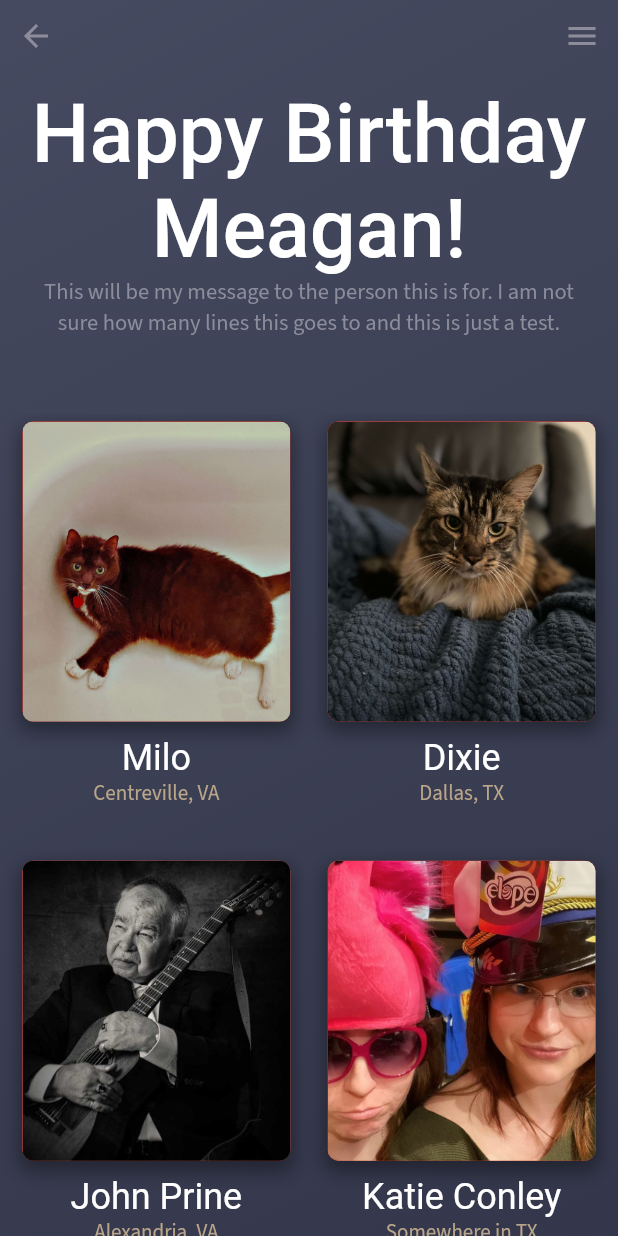
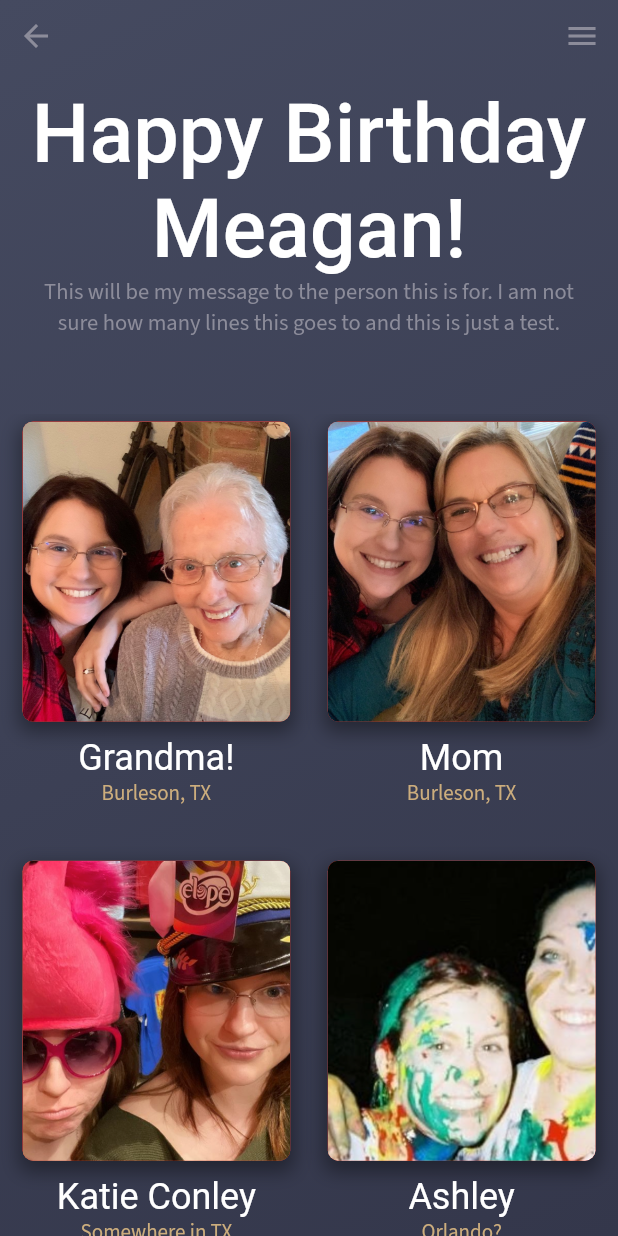
Before and after one commit to jmechristian/meaganbday, a Flutter app: the screen it shows after launch, on a phone screen of 412 x 824 dp. Run offline on Flutter 3.47's test engine with Material 2 defaults, Android fonts, the phone set to English and light mode, and no system bars; our stand-ins replace google_fonts, video_player; Roboto replaces fonts that are missing (Tinos).

Commit message:
adding video

```diff
--- a/lib/models/person.dart
+++ b/lib/models/person.dart
@@ -15,25 +15,25 @@ class Person {
 
 var people = [
   Person(
-      personLocation: 'Centreville, VA',
-      personName: 'Milo',
-      personPic: 'assets/milo.jpeg',
-      personVideo: 'assets/neices.mp4'),
+      personLocation: 'Burleson, TX',
+      personName: 'Grandma!',
+      personPic: 'assets/grandma.JPG',
+      personVideo: 'assets/grandma.mp4'),
   Person(
-      personLocation: 'Dallas, TX',
-      personName: 'Dixie',
-      personPic: 'assets/dixie.jpg',
-      personVideo: 'assets/neices.mp4'),
-  Person(
-      personLocation: 'Alexandria, VA',
-      personName: 'John Prine',
-      personPic: 'assets/prine.JPG',
-      personVideo: 'assets/neices.mp4'),
+      personLocation: 'Burleson, TX',
+      personName: 'Mom',
+      personPic: 'assets/mom.JPG',
+      personVideo: 'assets/mom.mp4'),
   Person(
       personLocation: 'Somewhere in TX',
       personName: 'Katie Conley',
       personPic: 'assets/katie.png',
       personVideo: 'assets/katie.mp4'),
+  Person(
+      personLocation: 'Orlando?',
+      personName: 'Ashley',
+      personPic: 'assets/ashley.png',
+      personVideo: 'assets/ashley.mp4'),
   Person(
     personLocation: 'Burleson, TX',
     personName: 'Ella and Emery',
--- a/lib/screens/home_screen.dart
+++ b/lib/screens/home_screen.dart
@@ -80,7 +80,7 @@ class _HomeScreenState extends State<HomeScreen> {
               padding: EdgeInsets.only(
                 bottom: 40,
               ),
-              height: MediaQuery.of(context).size.height - 200,
+              height: MediaQuery.of(context).size.height - 220,
               child: PersonGrid(),
             ),
           ],
--- a/lib/widgets/person_grid.dart
+++ b/lib/widgets/person_grid.dart
@@ -59,7 +59,7 @@ class PersonGrid extends StatelessWidget {
                 person[i].personLocation,
                 style: GoogleFonts.sourceSansPro(
                   fontSize: 14,
-                  color: Color.fromRGBO(185, 165, 137, 1),
+                  color: const Color.fromRGBO(204, 173, 125, 1),
                 ),
               ),
             ],
```
Also changed, not shown: lib/screens/detail_screen.dart (+18 -21 lines), assets/ashley.png (added), assets/grandma.JPG (added), assets/mom.JPG (added), 4 other files.
